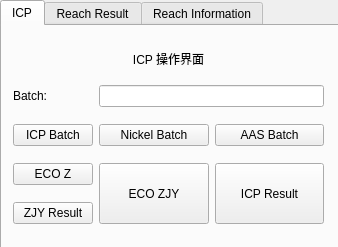
Qt form pyqt5_test/reachResult2.ui (chen-huai/work) before a commit.
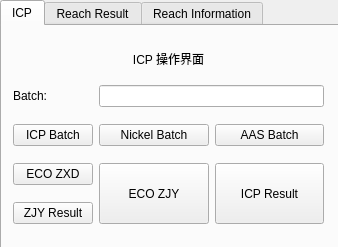
The same form after that commit. Icons and pictures are not drawn.

Commit message: ICP操作界面更改

Diff of the .ui file:
```diff
--- a/pyqt5_test/reachResult2.ui
+++ b/pyqt5_test/reachResult2.ui
@@ -37,7 +37,7 @@
     <attribute name="title">
      <string>ICP</string>
     </attribute>
-    <widget class="QWidget" name="">
+    <widget class="QWidget" name="layoutWidget">
      <property name="geometry">
       <rect>
        <x>11</x>
@@ -98,7 +98,7 @@
          <string>按中迅德要求生成</string>
         </property>
         <property name="text">
-         <string>ECO Z</string>
+         <string>ECO ZXD</string>
         </property>
        </widget>
       </item>
```
Left out of the diff: 4 changed lines with no effect on the pictures. The commit also changes 1 other file.
